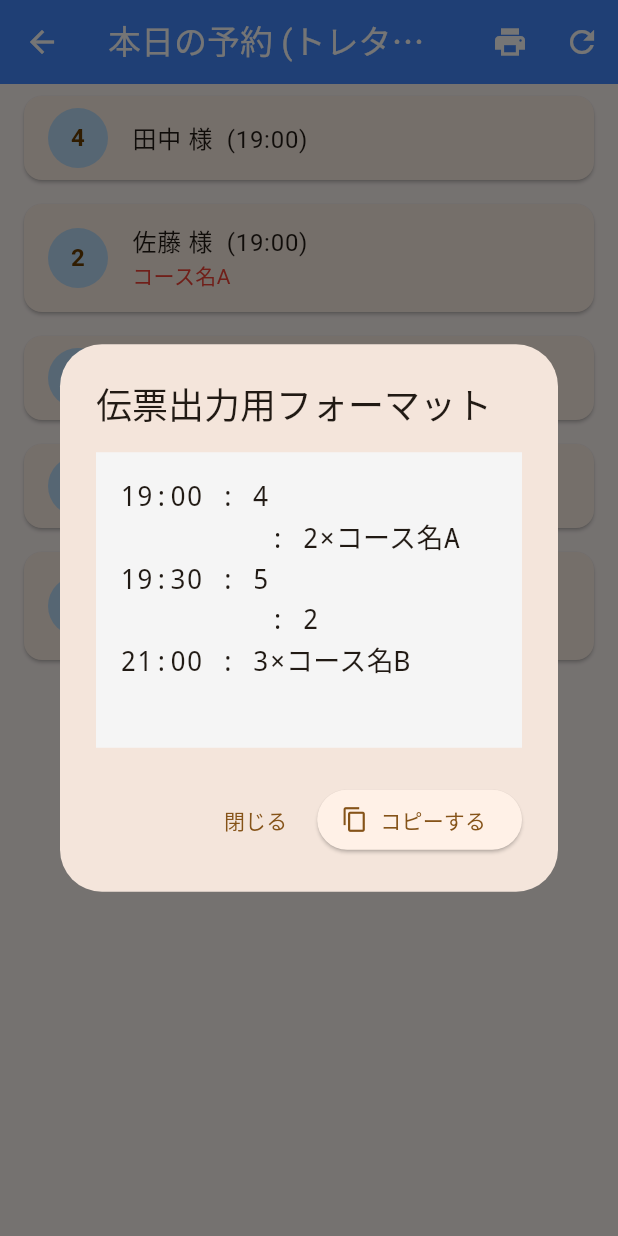
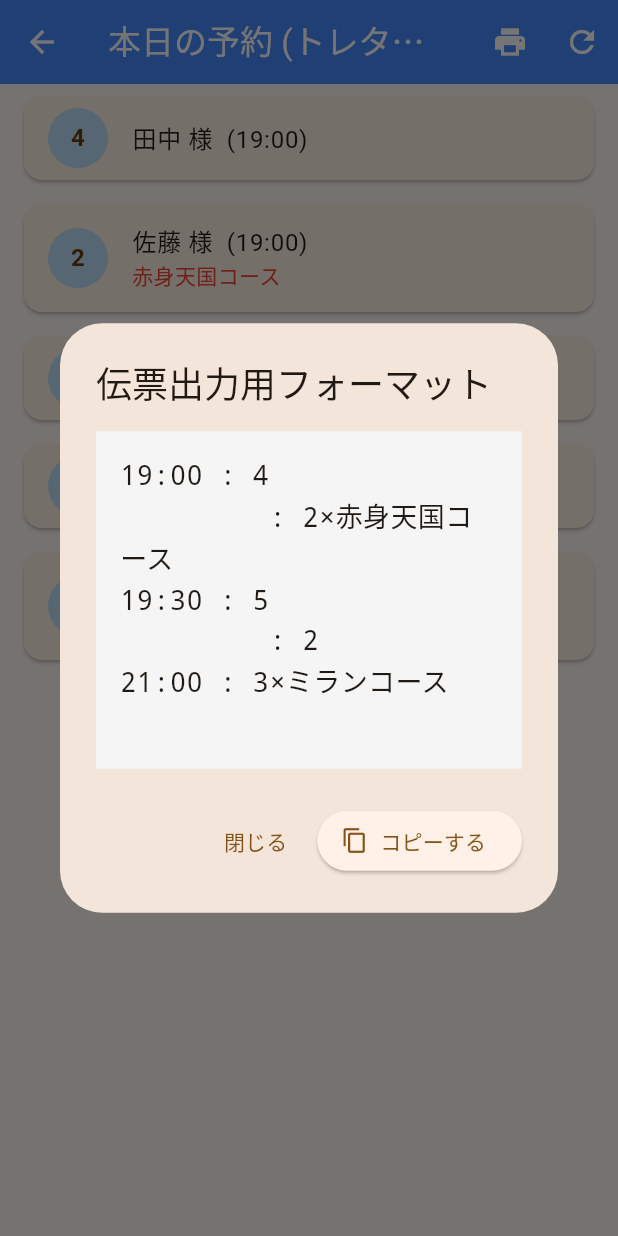
Before and after one commit to soyaOHNO/tipu_order_app, a Flutter app: the ReservationPage screen opened directly, after a tap on the "print" icon, on a phone screen of 412 x 824 dp. Run offline on Flutter 3.47's test engine with Material 3 defaults, Android fonts, the light colour scheme and no system bars; our stand-ins replace shared_preferences; accounts and stored records are empty; statements that could not run were skipped.

Commit message:
reservation system

```diff
--- /dev/null
+++ b/lib/data/course_data.dart
@@ -0,0 +1,22 @@
+import '../models/course_recipe.dart';
+
+final List<CourseRecipe> courseRecipes = [
+  CourseRecipe(
+    courseName: '赤身天国コース',
+    requiredItemsPerPerson: {
+      15: 1/8, // エリンギ
+      20: 1/10, // 赤パプリカ
+      22: 1/10, // 甘とうがらし
+      23: 1/10, // 玉ねぎ
+      24: 1/12, // 水煮コーン
+      41: 1/2,  // トマト
+    },
+  ),
+  CourseRecipe(
+    courseName: 'ミランコース',
+    requiredItemsPerPerson: {
+      1: 1/8,  // 1: ステーキしいたけ
+      14: 1.0, // 14: サンチュ
+    },
+  ),
+];
--- /dev/null
+++ b/lib/data/reservation_data.dart
@@ -0,0 +1,15 @@
+import '../models/reservation.dart';
+
+Future<List<Reservation>> fetchTodayReservations() async {
+  // 実際のAPI通信の代わり（1秒待機）
+  await Future.delayed(const Duration(seconds: 1));
+  final today = DateTime.now();
+
+  return [
+    Reservation(id: 'T001', customerName: '田中 様', time: DateTime(today.year, today.month, today.day, 19, 00), peopleCount: 4, memo: ''),
+    Reservation(id: 'T002', customerName: '佐藤 様', time: DateTime(today.year, today.month, today.day, 19, 00), peopleCount: 2, memo: '赤身天国コース'),
+    Reservation(id: 'T003', customerName: '鈴木 様', time: DateTime(today.year, today.month, today.day, 19, 30), peopleCount: 5, memo: ''),
+    Reservation(id: 'T004', customerName: '高橋 様', time: DateTime(today.year, today.month, today.day, 19, 30), peopleCount: 2, memo: ''),
+    Reservation(id: 'T005', customerName: '伊藤 様', time: DateTime(today.year, today.month, today.day, 21, 00), peopleCount: 3, memo: 'ミランコース'),
+  ];
+}
--- a/lib/pages/reservation_page.dart
+++ b/lib/pages/reservation_page.dart
@@ -1,6 +1,7 @@
 import 'package:flutter/material.dart';
 import 'package:flutter/services.dart'; // クリップボード機能を使うため追加
 import '../models/reservation.dart';
+import '../data/reservation_data.dart';
 
 class ReservationPage extends StatefulWidget {
   const ReservationPage({super.key});
@@ -20,49 +21,13 @@ class _ReservationPageState extends State<ReservationPage> {
   }
 
   Future<void> _fetchToretaData() async {
-    await Future.delayed(const Duration(seconds: 1));
-    final today = DateTime.now();
+    // 1. まず setState の外でデータを取得して待機（await）する
+    final fetchedData = await fetchTodayReservations();
 
-    // ご指定のフォーマットをテストするためのダミーデータ
+    // 2. データが手に入ったら、setState の中で変数に代入して画面を更新する
     setState(() {
-      reservations = [
-        Reservation(
-          id: 'T001',
-          customerName: '田中 様',
-          time: DateTime(today.year, today.month, today.day, 19, 00),
-          peopleCount: 4,
-          memo: '', // 席のみ
-        ),
-        Reservation(
-          id: 'T002',
-          customerName: '佐藤 様',
-          time: DateTime(today.year, today.month, today.day, 19, 00),
-          peopleCount: 2,
-          memo: 'コース名A', // コースあり
-        ),
-        Reservation(
-          id: 'T003',
-          customerName: '鈴木 様',
-          time: DateTime(today.year, today.month, today.day, 19, 30),
-          peopleCount: 5,
-          memo: '',
-        ),
-        Reservation(
-          id: 'T004',
-          customerName: '高橋 様',
-          time: DateTime(today.year, today.month, today.day, 19, 30),
-          peopleCount: 2,
-          memo: '',
-        ),
-        Reservation(
-          id: 'T005',
-          customerName: '伊藤 様',
-          time: DateTime(today.year, today.month, today.day, 21, 00),
-          peopleCount: 3,
-          memo: 'コース名B',
-        ),
-      ];
-      isLoading = false;
+      reservations = fetchedData;
+      isLoading = false; // ついでにローディング解除もここに入れると完璧です
     });
   }
 
```
Also changed, not shown: lib/models/course_recipe.dart (added, +10 -0 lines), lib/pages/order_home_page.dart (+44 -5 lines).
